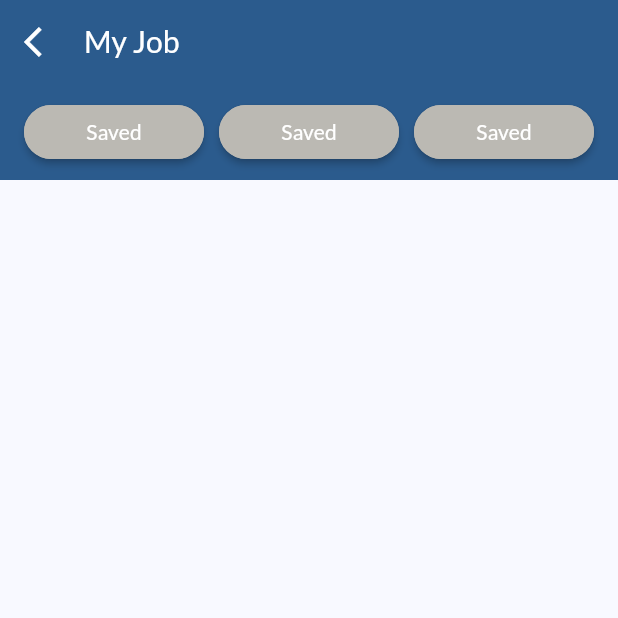
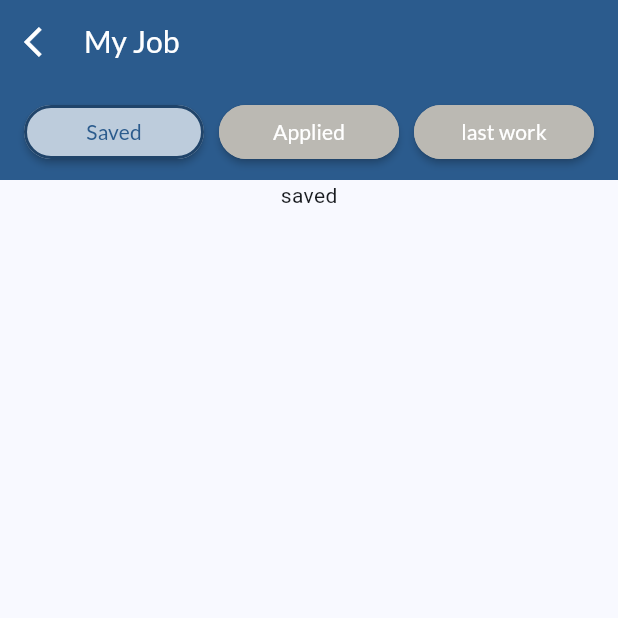
Before and after one commit to yousefmohamed35/home_view, a Flutter app: the MyJobView screen opened directly, after a tap on "Saved", on a phone screen of 412 x 824 dp, the top half of it. Run offline on Flutter 3.47's test engine with Material 3 defaults, Android fonts, the phone set to English and light mode, and no system bars; our stand-ins replace google_fonts.

Commit message:
finish tap bar

```diff
--- a/lib/my_job/presentation/view/widgets/custom_tap_bar_button.dart
+++ b/lib/my_job/presentation/view/widgets/custom_tap_bar_button.dart
@@ -25,9 +25,9 @@ class CustomTapBarButton extends StatelessWidget {
           color: isSelected ? Color(0xff20446A) : Color(0xffBBB9B3),
         ),
       ),
-      onPressed: () {},
+      onPressed: onPressed,
       child: Text(
-        'Saved',
+        text,
         style: GoogleFonts.lato(
           textStyle: AppStyles.regular14.copyWith(
             color: isSelected ? AppColors.blue : AppColors.white,
--- a/lib/my_job/presentation/view/widgets/my_job_view_body.dart
+++ b/lib/my_job/presentation/view/widgets/my_job_view_body.dart
@@ -1,5 +1,5 @@
 import 'package:flutter/material.dart';
-
+import 'package:homeview/my_job/model/tap_bar_model.dart';
 import '../../../../core/app_colors.dart';
 import 'custom_tap_bar_button.dart';
 
@@ -9,6 +9,13 @@ class MyJobViewBody extends StatefulWidget {
   @override
   State<MyJobViewBody> createState() => _MyJobViewBodyState();
 }
+
+int selectedItem = 0;
+List<TapBarModel> tapBar = [
+  TapBarModel(text: 'Saved', widget: Center(child: Text('saved'))),
+  TapBarModel(text: 'Applied', widget: Center(child: Text('me'))),
+  TapBarModel(text: 'last work', widget: Center(child: Text('last'))),
+];
 
 class _MyJobViewBodyState extends State<MyJobViewBody> {
   @override
@@ -20,13 +27,21 @@ class _MyJobViewBodyState extends State<MyJobViewBody> {
           padding: EdgeInsets.symmetric(horizontal: 16, vertical: 8),
           child: Row(
             spacing: 10,
-            children: List.generate(3, (index) {
+            children: List.generate(tapBar.length, (index) {
               return Expanded(
-                child: CustomTapBarButton(text: 'Saved', onPressed: () {}),
+                child: CustomTapBarButton(
+                  text: tapBar[index].text,
+                  isSelected: index == selectedItem,
+                  onPressed: () {
+                    selectedItem = index;
+                    setState(() {});
+                  },
+                ),
               );
             }),
           ),
         ),
+        tapBar[selectedItem].widget,
       ],
     );
   }
```
